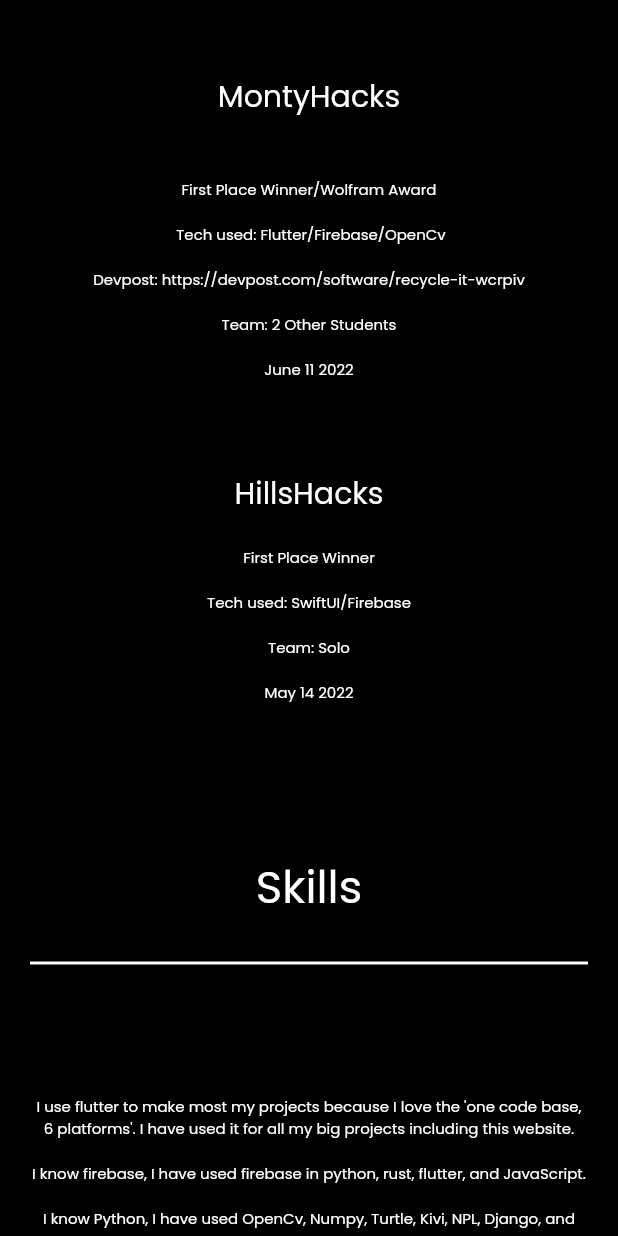
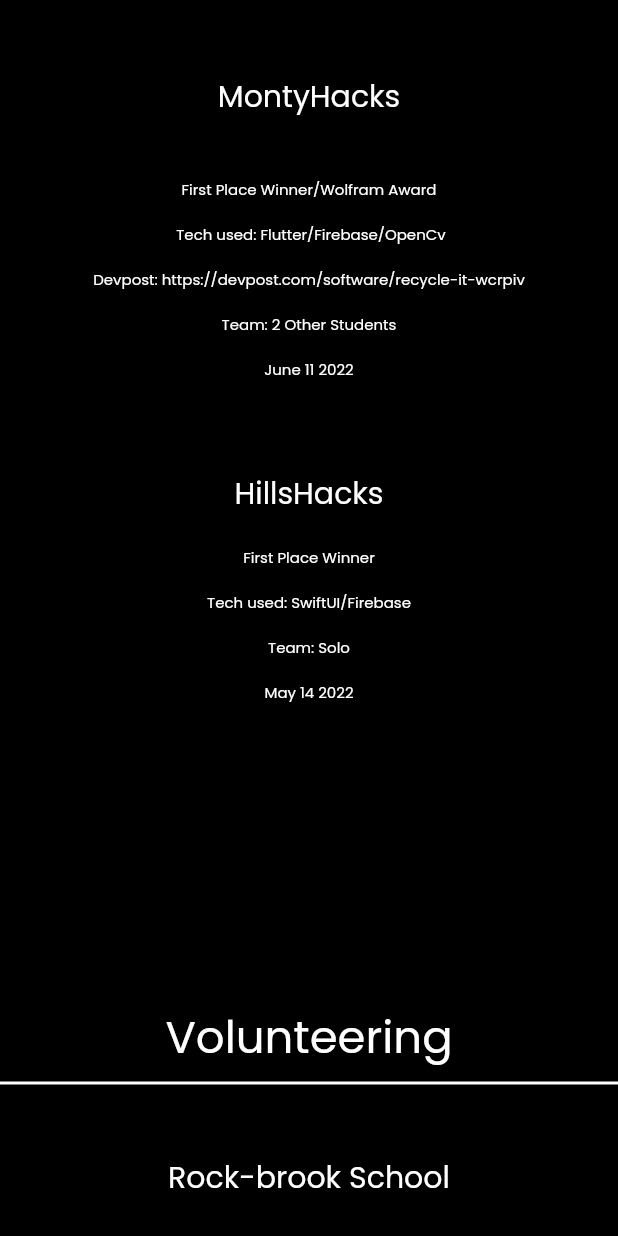
Before and after one commit to ekam-g/carghai_website, a Flutter app: the tab2job screen opened directly, scrolled down 1728 dp, on a phone screen of 412 x 824 dp. Run offline on Flutter 3.47's test engine with Material 2 defaults, Android fonts, the phone set to English and light mode, and no system bars; our stand-ins replace animated_text_kit, auto_size_text.

Commit message:
added vollenterong thing

```diff
--- a/lib/screens/jobtab.dart
+++ b/lib/screens/jobtab.dart
@@ -140,6 +140,40 @@ class _tab2job extends State<tab2job> {
                     "100 people\n\n"
                     "May 14 2022",
                 fontSize: 20),
+            const SizedBox(
+              height: 100,
+            ),
+            const SizedBox(height: 100),
+            coolText(text: "Volunteering", fontSize: 60),
+            const SizedBox(
+              width: 500,
+              child: Divider(
+                color: Colors.white,
+                thickness: 2,
+              ),
+            ),
+            const SizedBox(
+              height: 40,
+            ),
+            coolText(text: "Rock-brook School", fontSize: 40),
+            const SizedBox(
+              height: 20,
+            ),
+            coolText(text: "Teacher\n\n"
+                "Full Disclosure: I taught special kids how to block code\n\n"
+                "Later I even taught them basic python\n\n"
+                "2021/2022", fontSize: 20),
+            const SizedBox(
+              height: 40,
+            ),
+            coolText(text: "Fire Department", fontSize: 40),
+            const SizedBox(
+              height: 20,
+            ),
+            coolText(text: "Mechanic/Exterior FireFighter\n\n"
+                "Full Disclosure: I worked on trucks and made sure they where in working condition!\n\n"
+                "I also managed traffic and monitor trucks and equipment during fires\n\n"
+                "2015/Now", fontSize: 20),
             const SizedBox(
               height: 100,
             ),
@@ -318,6 +352,40 @@ class _tab2job extends State<tab2job> {
             const SizedBox(
               height: 100,
             ),
+            const SizedBox(height: 100),
+            coolText(text: "Volunteering", fontSize: 30),
+            const SizedBox(
+              width: 500,
+              child: Divider(
+                color: Colors.white,
+                thickness: 2,
+              ),
+            ),
+            const SizedBox(
+              height: 40,
+            ),
+            coolText(text: "Rock-brook School", fontSize: 20),
+            const SizedBox(
+              height: 20,
+            ),
+            coolText(text: "Teacher\n\n"
+                "Full Disclosure: I taught special kids how to block code\n\n"
+                "Later I even taught them basic python\n\n"
+                "2021/2022", fontSize: 10),
+            const SizedBox(
+              height: 40,
+            ),
+            coolText(text: "Fire Department", fontSize: 20),
+            const SizedBox(
+              height: 20,
+            ),
+            coolText(text: "Mechanic/Exterior FireFighter\n\n"
+                "Full Disclosure: I worked on trucks and made sure they where in working condition!\n\n"
+                "I also managed traffic and monitor trucks and equipment during fires\n\n"
+                "2015/Now", fontSize: 10),
+            const SizedBox(
+              height: 100,
+            ),
             coolText(text: "Skills", fontSize: 30),
             const Padding(
               padding: EdgeInsets.all(20),
@@ -347,7 +415,6 @@ class _tab2job extends State<tab2job> {
               height: 100,
             ),
             coolText(text: "June 28 2022", fontSize: 15),
-
             const SizedBox(
               height: 50,
             ),
```
Also changed, not shown: package-lock.json, 1 other file.
